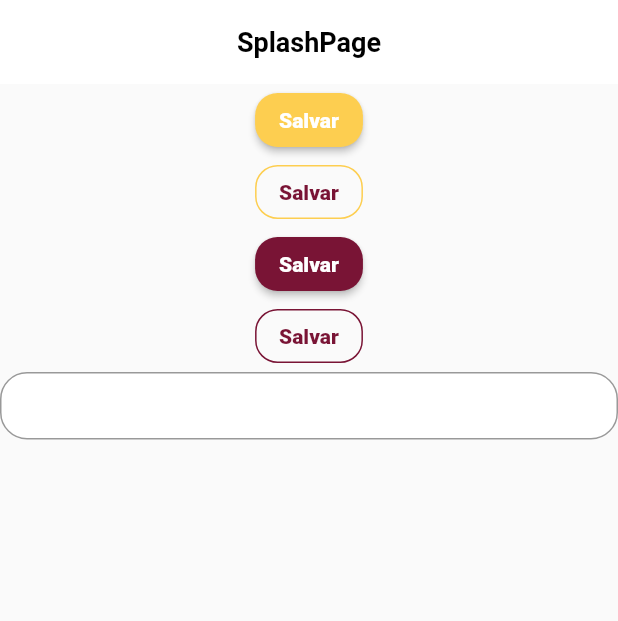
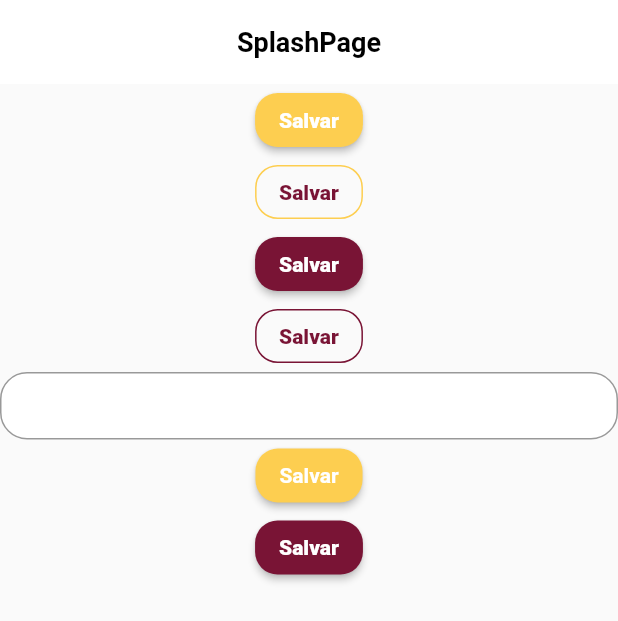
Before and after one commit to laerthnardelli/dart-week-fwc-album-app, a Flutter app: the screen it shows after launch, on a phone screen of 412 x 824 dp. Shown: the top 621 px of the screen. Run offline on Flutter 3.47's test engine with Material 2 defaults, Android fonts, the phone set to English and light mode, and no system bars; Roboto replaces fonts that are missing (MPlus1P, Poppins).

Commit message:
added Component Button

```diff
--- /dev/null
+++ b/fwc_album_app/lib/app/core/ui/widgets/button.dart
@@ -0,0 +1,58 @@
+import 'package:flutter/material.dart';
+import 'package:fwc_album_app/app/core/ui/styles/button_styles.dart';
+import 'package:fwc_album_app/app/core/ui/styles/text_styles.dart';
+
+class Button extends StatelessWidget {
+  final ButtonStyle style;
+  final TextStyle labelStyle;
+  final String label;
+  final double? height;
+  final double? width;
+  final VoidCallback? onPressed;
+  final bool outline;
+
+  const Button(
+      {super.key,
+      required this.style,
+      required this.labelStyle,
+      required this.label,
+      this.height,
+      this.width,
+      this.onPressed,
+      this.outline = false});
+
+  Button.primary({
+    super.key,
+    required this.label,
+    this.height,
+    this.width,
+    this.onPressed,
+  })  : style = ButtonStyles.i.primaryButton,
+        labelStyle = TextStyles.i.textSecondaryFontExtraBold,
+        outline = false;
+
+  @override
+  Widget build(BuildContext context) {
+    final labelText = Text(
+      label,
+      style: labelStyle,
+      overflow: TextOverflow.ellipsis,
+    );
+
+    return SizedBox(
+      height: height,
+      width: width,
+      child: outline
+          ? OutlinedButton(
+              onPressed: onPressed,
+              style: style,
+              child: labelText,
+            )
+          : ElevatedButton(
+              onPressed: onPressed,
+              style: style,
+              child: labelText,
+            ),
+    );
+  }
+}
--- a/fwc_album_app/lib/app/pages/splash/splash_page.dart
+++ b/fwc_album_app/lib/app/pages/splash/splash_page.dart
@@ -1,6 +1,8 @@
 import 'package:flutter/material.dart';
 
 import 'package:fwc_album_app/app/core/ui/styles/button_styles.dart';
+import 'package:fwc_album_app/app/core/ui/widgets/button.dart';
+import 'package:fwc_album_app/app/core/ui/styles/text_styles.dart';
 
 class SplashPage extends StatelessWidget {
   const SplashPage({super.key});
@@ -15,26 +17,36 @@ class SplashPage extends StatelessWidget {
         child: Column(
           children: [
             ElevatedButton(
-              child: Text('Salvar'),
               style: ButtonStyles.i.yellowButton,
               onPressed: () {},
+              child: const Text('Salvar'),
             ),
             OutlinedButton(
-              child: Text('Salvar'),
               style: ButtonStyles.i.yellowOutlineButton,
               onPressed: () {},
+              child: const Text('Salvar'),
             ),
             ElevatedButton(
-              child: Text('Salvar'),
               style: ButtonStyles.i.primaryButton,
               onPressed: () {},
+              child: const Text('Salvar'),
             ),
             OutlinedButton(
-              child: Text('Salvar'),
               style: ButtonStyles.i.primaryOutlineButton,
               onPressed: () {},
+              child: const Text('Salvar'),
             ),
-            TextField(),
+            const TextField(),
+            Button(
+              onPressed: () {},
+              style: ButtonStyles.i.yellowButton,
+              labelStyle: TextStyles.i.textPrimaryFontBold,
+              label: 'Salvar',
+            ),
+            Button.primary(
+              onPressed: () {},
+              label: 'Salvar',
+            )
           ],
         ),
       ),
```
